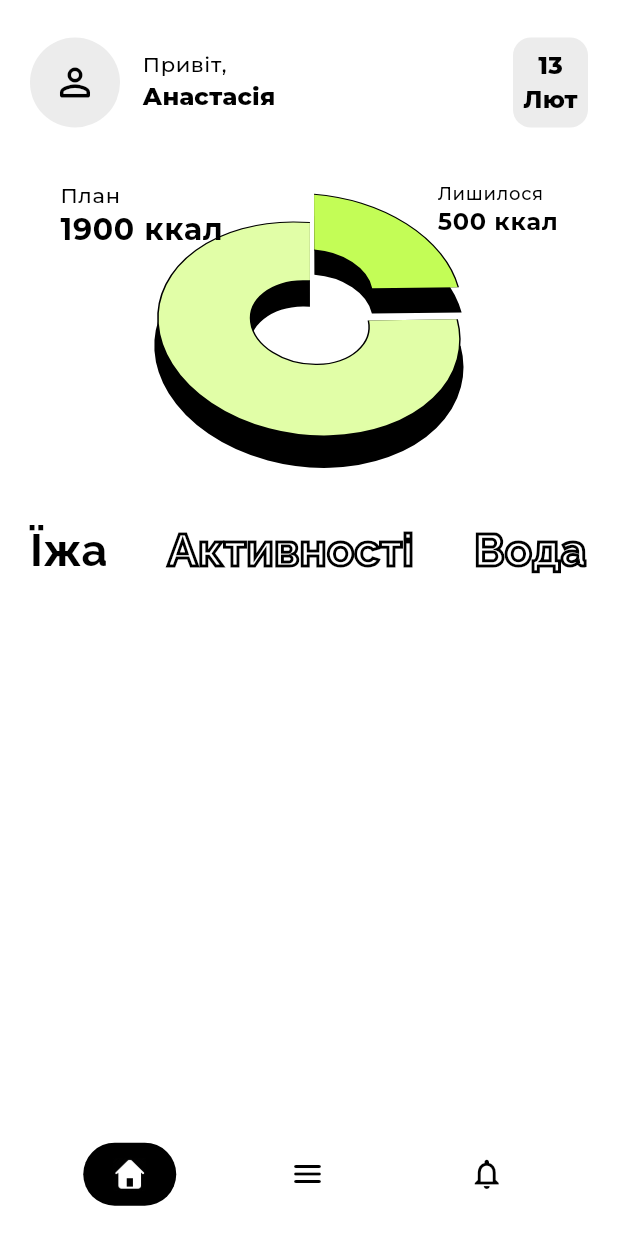
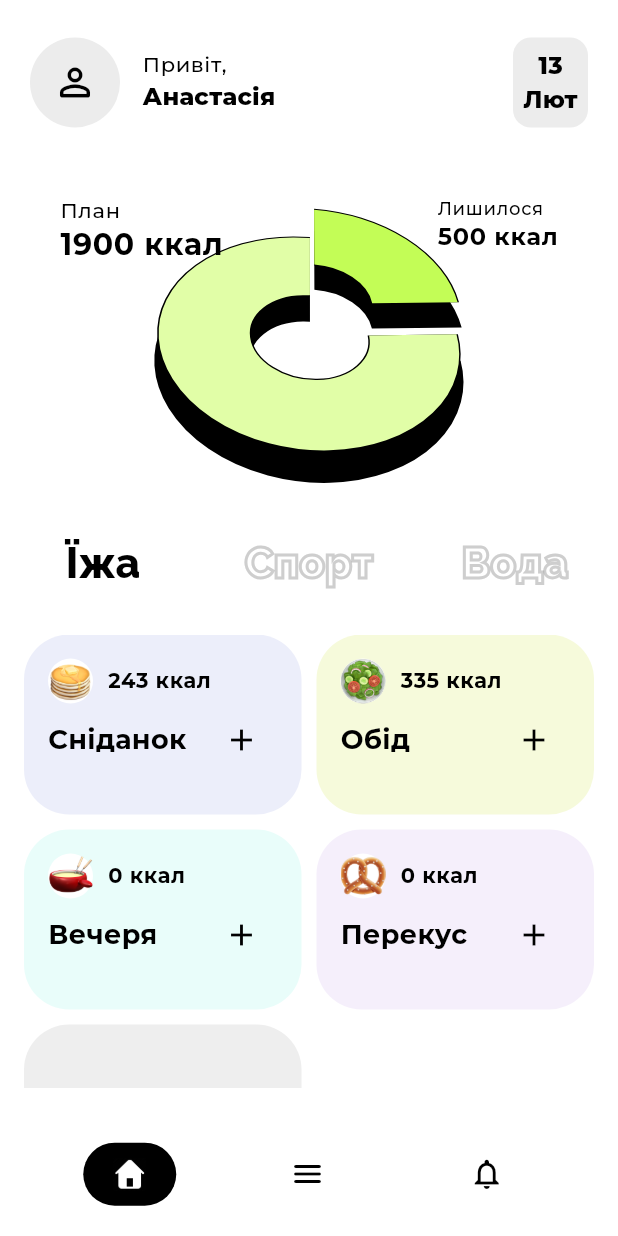
Before and after one commit to Sofiiakus2/calorify, a Flutter app: the screen it shows after launch, on a phone screen of 412 x 824 dp. Run offline on Flutter 3.47's test engine with Material 3 defaults, Android fonts, the light colour scheme and no system bars; our stand-ins replace google_fonts.

Commit message:
edited main page

```diff
--- /dev/null
+++ b/lib/features/home/analitik_tab/analitik_tab_bar.dart
@@ -0,0 +1,41 @@
+import 'package:flutter/material.dart';
+
+class AnalitikTabBar extends StatelessWidget {
+  const AnalitikTabBar({
+    super.key,
+    required TabController tabController,
+    required this.categories,
+  }) : _tabController = tabController;
+
+  final TabController _tabController;
+  final List<String> categories;
+
+  @override
+  Widget build(BuildContext context) {
+    return TabBar(
+      controller: _tabController,
+      isScrollable: false,
+      dividerColor: Colors.transparent,
+      indicatorColor: Colors.transparent,
+      overlayColor: MaterialStateProperty.all(Colors.transparent),
+      tabs: categories.map((category) {
+        final bool isSelected = categories.indexOf(category) == _tabController.index;
+        return Padding(
+          padding: const EdgeInsets.symmetric(horizontal: 0),
+          child: Text(
+            category,
+            style: Theme.of(context).textTheme.labelLarge?.copyWith(
+              overflow: TextOverflow.visible,
+              foreground: Paint()
+                ..style = isSelected ? PaintingStyle.fill : PaintingStyle.stroke
+                ..strokeWidth = 2
+                ..color = isSelected
+                    ? Colors.black
+                    : Colors.grey.withOpacity(0.5),
+            ),
+          ),
+        );
+      }).toList(),
+    );
+  }
+}
--- /dev/null
+++ b/lib/features/home/analitik_tab/food/food_meal_card.dart
@@ -0,0 +1,55 @@
+import 'package:flutter/material.dart';
+
+Widget buildMealCard({
+  required String meal,
+  required int calories,
+  required String icon,
+  required Color color,
+  required BuildContext context
+}) {
+  return Container(
+    decoration: BoxDecoration(
+      borderRadius: BorderRadius.all(Radius.circular(30)),
+      color: color,
+    ),
+    child: Padding(
+      padding: const EdgeInsets.all(16.0),
+      child: Column(
+        children: [
+          Row(
+            mainAxisAlignment: MainAxisAlignment.start,
+            children: [
+              Container(
+                height: 30,
+                width: 30,
+                decoration: BoxDecoration(
+                    color: Colors.white,
+                    borderRadius: BorderRadius.all(Radius.circular(30))
+                ),
+                child: Center(
+                  child: Image.asset('assets/icons/food/$icon.png'),
+                ),
+              ),
+              SizedBox(width: 10,),
+              Text('$calories ккал',
+                style: Theme.of(context).textTheme.bodySmall?.copyWith(fontWeight: FontWeight.w700),
+              )
+            ],
+          ),
+          Row(
+            mainAxisAlignment: MainAxisAlignment.spaceBetween,
+            children: [
+              Text(meal,
+                style: Theme.of(context).textTheme.bodyMedium,
+              ),
+              IconButton(
+                  onPressed: (){},
+                  icon: Icon(Icons.add, color: Colors.black,))
+            ],
+          )
+        ],
+      ),
+
+    ),
+  );
+}
--- /dev/null
+++ b/lib/features/home/analitik_tab/food/grid_food.dart
@@ -0,0 +1,63 @@
+import 'package:calorify/theme.dart';
+import 'package:flutter/material.dart';
+
+import '../../../../models/eating_model.dart';
+import 'food_meal_card.dart';
+
+class GridFood extends StatefulWidget {
+  const GridFood({super.key});
+
+  @override
+  State<GridFood> createState() => _GridFoodState();
+}
+
+class _GridFoodState extends State<GridFood> {
+
+  @override
+  Widget build(BuildContext context) {
+    return  Padding(
+      padding: const EdgeInsets.all(16.0),
+      child: GridView.builder(
+        gridDelegate: const SliverGridDelegateWithFixedCrossAxisCount(
+          crossAxisCount: 2,
+          crossAxisSpacing: 10,
+          mainAxisSpacing: 10,
+          mainAxisExtent: 120,
+        ),
+        itemCount: meals.length + 1,
+        itemBuilder: (context, index) {
+          if (index < meals.length) {
+            final meal = meals[index];
+            return buildMealCard(
+              meal: meal.meal,
+              calories: meal.calories,
+              icon: meal.iconName,
+              color: meal.colorBlock,
+              context: context,
+            );
+          } else {
+            return GestureDetector(
+              onTap: () {
+                setState(() {
+                  meals.add(EatingModel(
+                    meal: 'Новий прийом',
+                    calories: 0,
+                    iconName: 'salad',
+                    colorBlock: Colors.grey.shade200,
+                  ));
+                });
+              },
+              child: Container(
+                decoration: BoxDecoration(
+                  borderRadius: BorderRadius.circular(30),
+                  color: Colors.grey.shade200,
+                ),
+                child: const Icon(Icons.add, size: 50, color: Colors.black),
+              ),
+            );
+          }
+        },
+      ),
+    );
+  }
+}
--- a/lib/features/home/home_page_view.dart
+++ b/lib/features/home/home_page_view.dart
@@ -1,6 +1,10 @@
+import 'package:calorify/features/home/analitik_tab/food/grid_food.dart';
+import 'package:calorify/features/home/analitik_tab/sport/grid_sport.dart';
+import 'package:calorify/features/home/analitik_tab/water/water_tracker.dart';
 import 'package:calorify/features/home/home_app_bar/home_app_bar_view.dart';
 import 'package:flutter/material.dart';
 
+import 'analitik_tab/analitik_tab_bar.dart';
 import 'calories_chart/calories_chart.dart';
 
 class HomePageView extends StatefulWidget {
@@ -10,9 +14,25 @@ class HomePageView extends StatefulWidget {
   State<HomePageView> createState() => _HomePageViewState();
 }
 
-class _HomePageViewState extends State<HomePageView> {
-  int _selectedIndex = 0;
-  final List<String> categories = ["Їжа", "Активності", "Вода"];
+class _HomePageViewState extends State<HomePageView> with SingleTickerProviderStateMixin {
+  late TabController _tabController;
+  final List<String> categories = ["Їжа", "Спорт", "Вода"];
+
+
+  @override
+  void initState() {
+    super.initState();
+    _tabController = TabController(length: categories.length, vsync: this);
+    _tabController.addListener(() {
+      setState(() {});
+    });
+  }
+
+  @override
+  void dispose() {
+    _tabController.dispose();
+    super.dispose();
+  }
 
   @override
   Widget build(BuildContext context) {
@@ -20,6 +40,7 @@ class _HomePageViewState extends State<HomePageView> {
       body: Column(
         children: [
           HomeAppBarView(),
+          SizedBox(height: 10,),
           SizedBox(
               width: double.infinity,
               height: 200,
@@ -56,41 +77,20 @@ class _HomePageViewState extends State<HomePageView> {
               )
           ),
           SizedBox(height: 35,),
-          SizedBox(
-            height: 50,
-            child: ListView.builder(
-              scrollDirection: Axis.horizontal,
-              itemCount: categories.length,
-              itemBuilder: (context, index) {
-                return _buildCategoryItem(index, context);
-              },
+          AnalitikTabBar(tabController: _tabController, categories: categories),
+          SizedBox(height: 10,),
+          Expanded(
+            child: TabBarView(
+              controller: _tabController,
+              children: [
+               GridFood(),
+               GridSport(),
+               WaterTracker()
+              ],
             ),
           ),
         ],
       ),
     );
   }
-
-  Widget _buildCategoryItem(int index, BuildContext context) {
-    final bool isSelected = index == _selectedIndex;
-    return GestureDetector(
-      onTap: () {
-        setState(() {
-          _selectedIndex = index;
-        });
-      },
-      child: Padding(
-        padding: const EdgeInsets.symmetric(horizontal: 20),
-        child: Text(
-          categories[index],
-          style: Theme.of(context).textTheme.labelLarge?.copyWith(
-            foreground: Paint()
-              ..style = isSelected ? PaintingStyle.fill : PaintingStyle.stroke
-              ..strokeWidth = 2
-              ..color = Colors.black,
-          ),
-        ),
-      ),
-    );
-  }
 }
--- /dev/null
+++ b/lib/models/eating_model.dart
@@ -0,0 +1,45 @@
+import 'package:flutter/material.dart';
+
+import '../theme.dart';
+
+class EatingModel{
+  String meal;
+  int calories;
+  String iconName;
+  Color colorBlock;
+
+  EatingModel({
+    required this.meal,
+    required this.calories,
+    required this.iconName,
+    required this.colorBlock,
+  });
+}
+
+List<EatingModel> meals = [
+  EatingModel(
+      meal: 'Сніданок',
+      calories: 243,
+      iconName: 'pancakes',
+      colorBlock: lightPurple
+  ),
+  EatingModel(
+      meal: 'Обід',
+      calories: 335,
+      iconName: 'salad',
+      colorBlock: lightSalad
+  ),
+  EatingModel(
+      meal: 'Вечеря',
+      calories: 0,
+      iconName: 'soup',
+      colorBlock: lightBlue
+  ),
+  EatingModel(
+      meal: 'Перекус',
+      calories: 0,
+      iconName: 'pretzel',
+      colorBlock: lightPink
+  ),
+
+];
--- a/lib/theme.dart
+++ b/lib/theme.dart
@@ -8,6 +8,10 @@ const lightGreen = Color(0xFFe1fea7);
 const green = Color(0xFFc3fd56);
 const felicata = Color(0xFFefbc7c);
 //const felicata = Color(0xFFF56D53);
+const lightPurple = Color(0xFFeceefa);
+const lightSalad = Color(0xFFf6fadb);
+const lightBlue = Color(0xFFe9fdfa);
+const lightPink = Color(0xFFf5effb);
 
 var appMainGrey = Colors.grey.withOpacity(0.2);
 
@@ -47,13 +51,18 @@ final textTheme = TextTheme(
       color: Colors.black
   ),
   labelLarge: GoogleFonts.raleway(
-      fontSize: 30,
-      fontWeight: FontWeight.w700,
+      fontSize: 28,
+      fontWeight: FontWeight.w800,
       color: Colors.black
   ),
   bodySmall: GoogleFonts.montserrat(
       fontSize: 14,
       fontWeight: FontWeight.w500,
+      color: Colors.black
+  ),
+  bodyMedium: GoogleFonts.montserrat(
+      fontSize: 18,
+      fontWeight: FontWeight.w700,
       color: Colors.black
   ),
   titleSmall: GoogleFonts.montserrat(
--- a/pubspec.yaml
+++ b/pubspec.yaml
@@ -32,3 +32,5 @@ flutter:
   assets:
     - assets/
     - assets/icons/
+    - assets/icons/food/
+    - assets/icons/sport/
```
Also changed, not shown: lib/features/home/analitik_tab/sport/activity_card.dart (added, +53 -0 lines), lib/features/home/analitik_tab/sport/grid_sport.dart (added, +78 -0 lines), lib/features/home/analitik_tab/water/water_tracker.dart (added, +43 -0 lines), lib/features/home/analitik_tab/water/water_view.dart (added, +26 -0 lines), lib/models/sport_model.dart (added, +26 -0 lines), assets/icons/food/pancakes.png (added), assets/icons/food/pretzel.png (added), assets/icons/food/salad.png (added), assets/icons/food/soup.png (added), assets/icons/sport/run.png (added).
